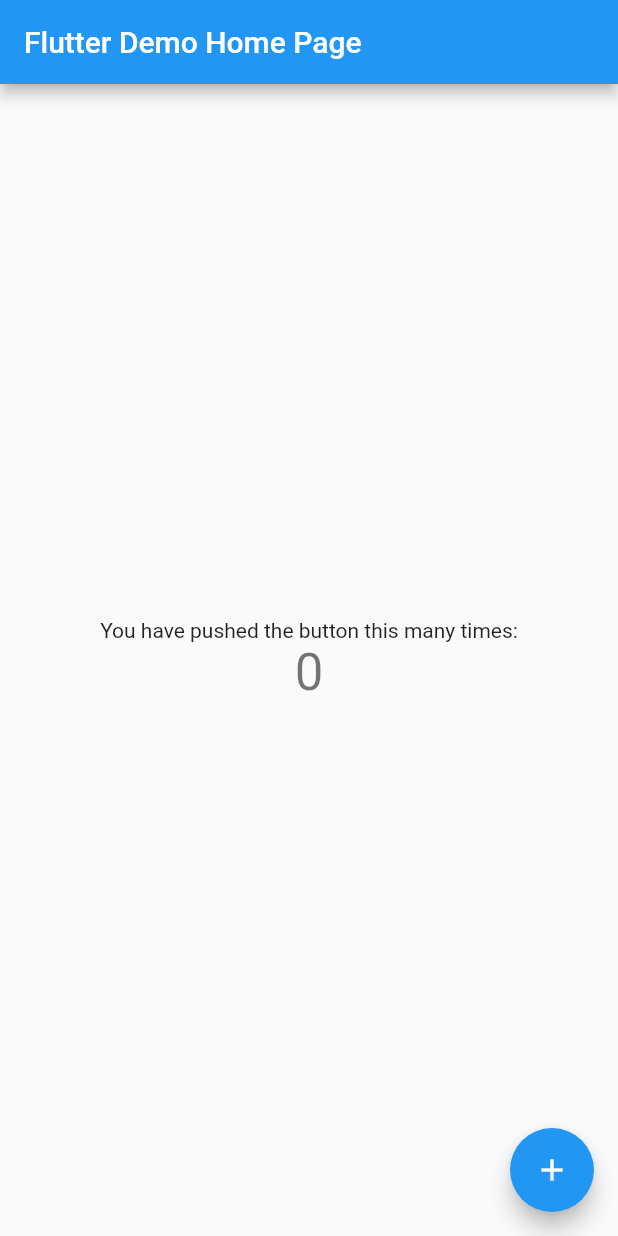
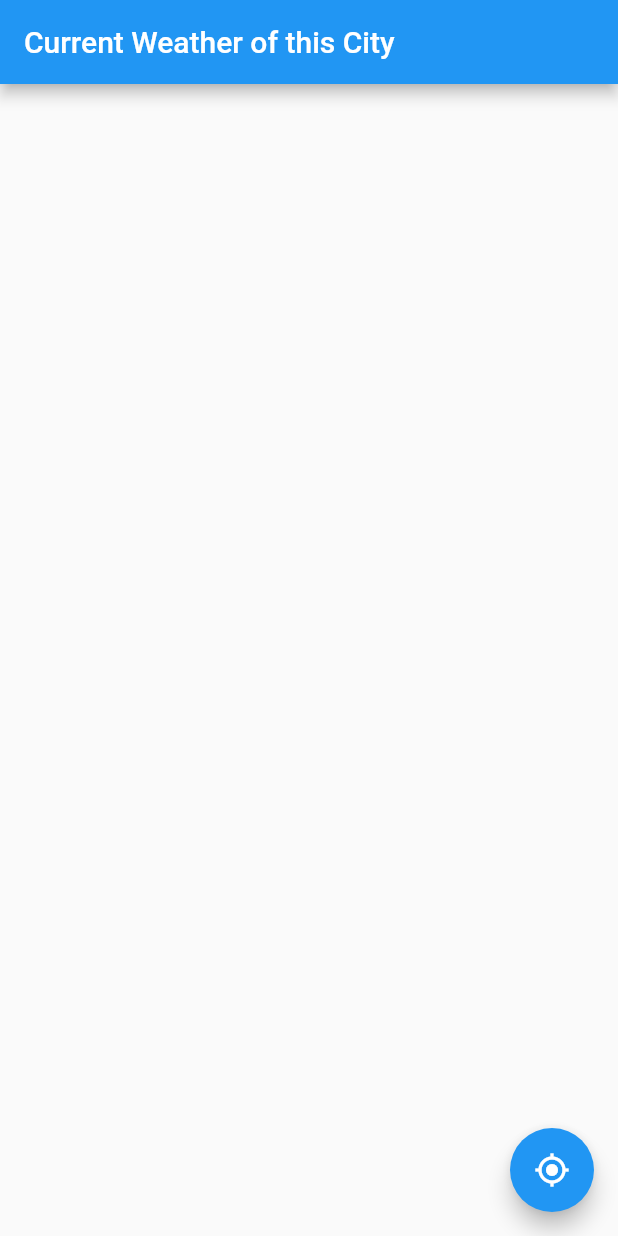
Before and after one commit to Azmaa22/clean_architecture_with_flutter, a Flutter app: the screen it shows after launch, on a phone screen of 412 x 824 dp. Run offline on Flutter 3.47's test engine with Material 2 defaults, Android fonts, the phone set to English and light mode, and no system bars; our stand-ins replace dio.

Commit message:
Add Weather app

```diff
--- a/lib/main.dart
+++ b/lib/main.dart
@@ -1,3 +1,4 @@
+import 'package:clean_architecture_with_flutter/src/features/weather/presentation/screens/weather_screen.dart';
 import 'package:flutter/material.dart';
 
 void main() {
@@ -7,109 +8,14 @@
 class MyApp extends StatelessWidget {
   const MyApp({Key? key}) : super(key: key);
 
-  // This widget is the root of your application.
   @override
   Widget build(BuildContext context) {
     return MaterialApp(
       title: 'Flutter Demo',
       theme: ThemeData(
-        // This is the theme of your application.
-        //
-        // Try running your application with "flutter run". You'll see the
-        // application has a blue toolbar. Then, without quitting the app, try
-        // changing the primarySwatch below to Colors.green and then invoke
-        // "hot reload" (press "r" in the console where you ran "flutter run",
-        // or simply save your changes to "hot reload" in a Flutter IDE).
-        // Notice that the counter didn't reset back to zero; the application
-        // is not restarted.
         primarySwatch: Colors.blue,
       ),
-      home: const MyHomePage(title: 'Flutter Demo Home Page'),
+      home: WeatherScreen(),
     );
   }
 }
-
-class MyHomePage extends StatefulWidget {
-  const MyHomePage({Key? key, required this.title}) : super(key: key);
-
-  // This widget is the home page of your application. It is stateful, meaning
-  // that it has a State object (defined below) that contains fields that affect
-  // how it looks.
-
-  // This class is the configuration for the state. It holds the values (in this
-  // case the title) provided by the parent (in this case the App widget) and
-  // used by the build method of the State. Fields in a Widget subclass are
-  // always marked "final".
-
-  final String title;
-
-  @override
-  State<MyHomePage> createState() => _MyHomePageState();
-}
-
-class _MyHomePageState extends State<MyHomePage> {
-  int _counter = 0;
-
-  void _incrementCounter() {
-    setState(() {
-      // This call to setState tells the Flutter framework that something has
-      // changed in this State, which causes it to rerun the build method below
-      // so that the display can reflect the updated values. If we changed
-      // _counter without calling setState(), then the build method would not be
-      // called again, and so nothing would appear to happen.
-      _counter++;
-    });
-  }
-
-  @override
-  Widget build(BuildContext context) {
-    // This method is rerun every time setState is called, for instance as done
-    // by the _incrementCounter method above.
-    //
-    // The Flutter framework has been optimized to make rerunning build methods
-    // fast, so that you can just rebuild anything that needs updating rather
-    // than having to individually change instances of widgets.
-    return Scaffold(
-      appBar: AppBar(
-        // Here we take the value from the MyHomePage object that was created by
-        // the App.build method, and use it to set our appbar title.
-        title: Text(widget.title),
-      ),
-      body: Center(
-        // Center is a layout widget. It takes a single child and positions it
-        // in the middle of the parent.
-        child: Column(
-          // Column is also a layout widget. It takes a list of children and
-          // arranges them vertically. By default, it sizes itself to fit its
-          // children horizontally, and tries to be as tall as its parent.
-          //
-          // Invoke "debug painting" (press "p" in the console, choose the
-          // "Toggle Debug Paint" action from the Flutter Inspector in Android
-          // Studio, or the "Toggle Debug Paint" command in Visual Studio Code)
-          // to see the wireframe for each widget.
-          //
-          // Column has various properties to control how it sizes itself and
-          // how it positions its children. Here we use mainAxisAlignment to
-          // center the children vertically; the main axis here is the vertical
-          // axis because Columns are vertical (the cross axis would be
-          // horizontal).
-          mainAxisAlignment: MainAxisAlignment.center,
-          children: <Widget>[
-            const Text(
-              'You have pushed the button this many times:',
-            ),
-            Text(
-              '$_counter',
-              style: Theme.of(context).textTheme.headline4,
-            ),
-          ],
-        ),
-      ),
-      floatingActionButton: FloatingActionButton(
-        onPressed: _incrementCounter,
-        tooltip: 'Increment',
-        child: const Icon(Icons.add),
-      ), // This trailing comma makes auto-formatting nicer for build methods.
-    );
-  }
-}
--- /dev/null
+++ b/lib/src/core/api/end_points.dart
@@ -0,0 +1,4 @@
+class EndPoints {
+  static const String baseUrl = 'https://api.openweathermap.org/data/2.5/';
+  static const String weather = '${baseUrl}weather';
+}
--- /dev/null
+++ b/lib/src/core/utils/app_constances.dart
@@ -0,0 +1,3 @@
+class AppConstances {
+  static const String weatherApiKey = '467312df7a25ff7f491a98c4c6553b6a';
+}
--- /dev/null
+++ b/lib/src/features/weather/data/data_sources/remote_data_source.dart
@@ -0,0 +1,24 @@
+import 'package:clean_architecture_with_flutter/src/core/api/end_points.dart';
+import 'package:clean_architecture_with_flutter/src/core/utils/app_constances.dart';
+import 'package:clean_architecture_with_flutter/src/features/weather/data/models/weather_model.dart';
+import 'package:dio/dio.dart';
+
+abstract class BaseRemoteDataSource {
+  Future<WeatherModel?> getWeatherByCityName({required String cityName});
+}
+
+class WeatherRemoteDataSource implements BaseRemoteDataSource {
+  @override
+  Future<WeatherModel?> getWeatherByCityName({required String cityName}) async {
+    try {
+      var response = await Dio().get(
+        '${EndPoints.weather}?q=$cityName&appid=${AppConstances.weatherApiKey}',
+      );
+      return WeatherModel.fromJson(
+        response.data,
+      );
+    } catch (error) {
+      return null;
+    }
+  }
+}
--- /dev/null
+++ b/lib/src/features/weather/data/repositories/weather_repository.dart
@@ -0,0 +1,15 @@
+import 'package:clean_architecture_with_flutter/src/features/weather/data/data_sources/remote_data_source.dart';
+import 'package:clean_architecture_with_flutter/src/features/weather/domain/entities/weather.dart';
+import 'package:clean_architecture_with_flutter/src/features/weather/domain/repositories/base_weather_repository.dart';
+
+class WeatherRepository implements BaseWeatherRepository {
+  final BaseRemoteDataSource baseRemoteDataSource;
+
+  WeatherRepository(this.baseRemoteDataSource);
+  @override
+  Future<Weather> getCurrentWeatherByCityName(
+      {required String cityName}) async {
+    return (await baseRemoteDataSource.getWeatherByCityName(
+        cityName: cityName))!;
+  }
+}
--- /dev/null
+++ b/lib/src/features/weather/domain/entities/weather.dart
@@ -0,0 +1,15 @@
+class Weather {
+  final int id;
+  final String cityName;
+  final String main;
+  final String description;
+  final int pressure;
+
+  Weather(
+    this.id,
+    this.cityName,
+    this.main,
+    this.description,
+    this.pressure,
+  );
+}
--- /dev/null
+++ b/lib/src/features/weather/domain/repositories/base_weather_repository.dart
@@ -0,0 +1,10 @@
+// ^Contract class used to work other concrete class
+// ^to implement the override methods
+
+import 'package:clean_architecture_with_flutter/src/features/weather/domain/entities/weather.dart';
+
+abstract class BaseWeatherRepository {
+  Future<Weather> getCurrentWeatherByCityName({
+    required String cityName,
+  });
+}
--- /dev/null
+++ b/lib/src/features/weather/domain/use_cases/get_weather_by_city_name.dart
@@ -0,0 +1,14 @@
+import 'package:clean_architecture_with_flutter/src/features/weather/domain/entities/weather.dart';
+import 'package:clean_architecture_with_flutter/src/features/weather/domain/repositories/base_weather_repository.dart';
+
+class GetWeatherByCityName {
+  final BaseWeatherRepository baseWeatherRepository;
+
+  GetWeatherByCityName(this.baseWeatherRepository);
+
+  Future<Weather> execute({required String cityName}) async {
+    return await baseWeatherRepository.getCurrentWeatherByCityName(
+      cityName: cityName,
+    );
+  }
+}
--- /dev/null
+++ b/lib/src/features/weather/presentation/controllers/weather_controller.dart
@@ -0,0 +1,17 @@
+import 'package:clean_architecture_with_flutter/src/features/weather/data/data_sources/remote_data_source.dart';
+import 'package:clean_architecture_with_flutter/src/features/weather/data/repositories/weather_repository.dart';
+import 'package:clean_architecture_with_flutter/src/features/weather/domain/entities/weather.dart';
+import 'package:clean_architecture_with_flutter/src/features/weather/domain/repositories/base_weather_repository.dart';
+import 'package:clean_architecture_with_flutter/src/features/weather/domain/use_cases/get_weather_by_city_name.dart';
+
+class WeatherController {
+  static Future<Weather> getCurrentWeather() async {
+    BaseRemoteDataSource baseRemoteDataSource = WeatherRemoteDataSource();
+
+    BaseWeatherRepository baseWeatherRepository =
+        WeatherRepository(baseRemoteDataSource);
+
+    return await GetWeatherByCityName(baseWeatherRepository)
+        .execute(cityName: 'cairo');
+  }
+}
--- /dev/null
+++ b/lib/src/features/weather/presentation/screens/weather_screen.dart
@@ -0,0 +1,29 @@
+import 'package:clean_architecture_with_flutter/src/features/weather/domain/entities/weather.dart';
+import 'package:clean_architecture_with_flutter/src/features/weather/presentation/controllers/weather_controller.dart';
+import 'package:flutter/material.dart';
+
+class WeatherScreen extends StatelessWidget {
+  WeatherScreen({Key? key}) : super(key: key);
+
+  late Weather weather;
+
+  @override
+  Widget build(BuildContext context) {
+    return Scaffold(
+      appBar: AppBar(
+        title: const Text(
+          'Current Weather of this City',
+        ),
+      ),
+      floatingActionButton: FloatingActionButton(
+        onPressed: () async {
+          weather = await WeatherController.getCurrentWeather();
+          print(weather);
+        },
+        child: const Icon(
+          Icons.gps_fixed_outlined,
+        ),
+      ),
+    );
+  }
+}
```
Also changed, not shown: lib/src/features/weather/data/models/weather_model.dart (added, +21 -0 lines), pubspec.yaml (+2 -67 lines), pubspec.lock.
